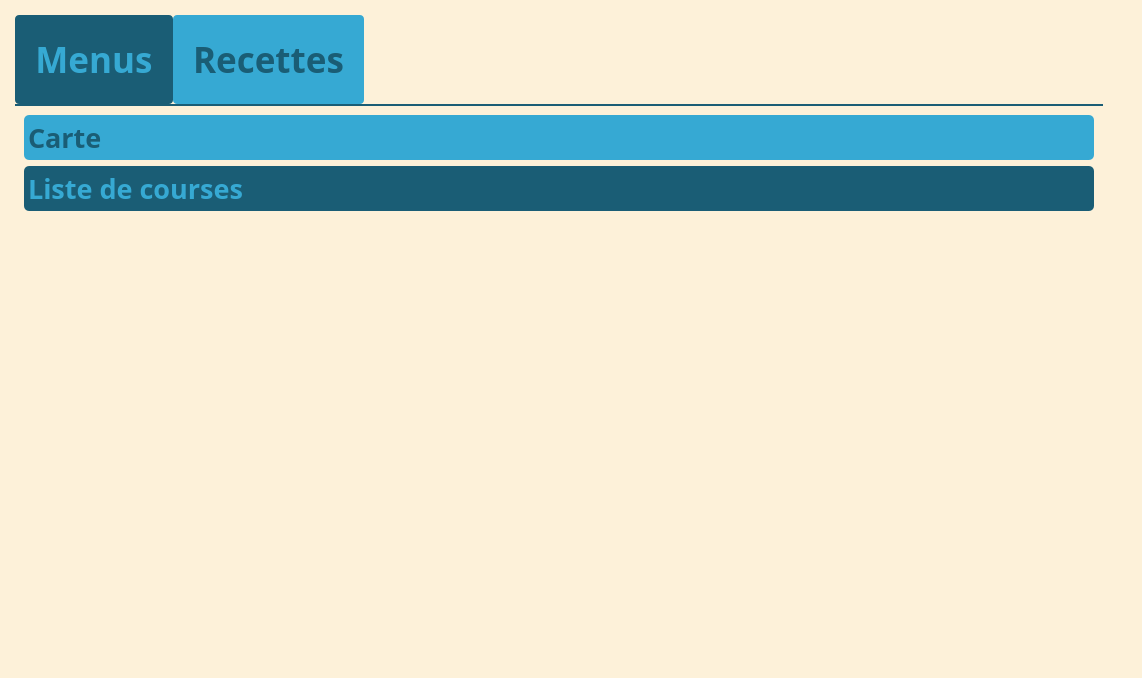
The window that UI/Main_Window.ui (juvarlet/a_table) describes before a commit, drawn with Qt 5.
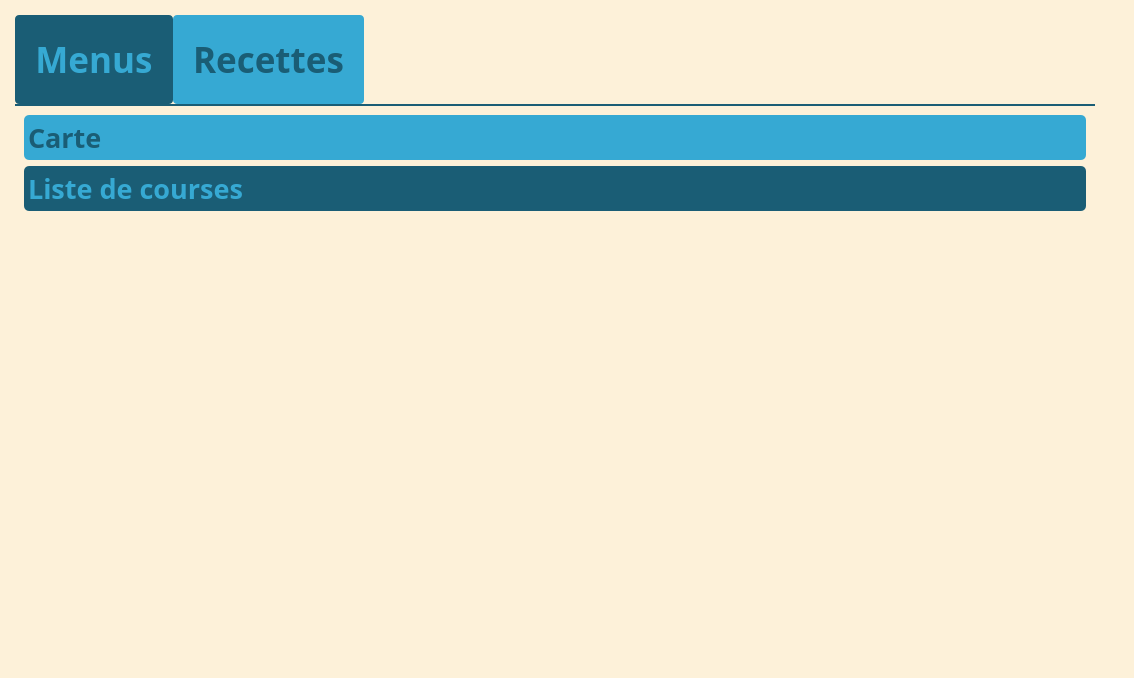
The same window after the commit. Icons and pictures are not drawn.

```diff
--- a/UI/Main_Window.ui
+++ b/UI/Main_Window.ui
@@ -136,7 +136,7 @@
         border-color: #ffc05c;
         font: bold 18px;
         /*min-width: 10em;*/
-        padding: 8px;
+        padding: 4px;
         color:#1a5d75;
     
     }
```
